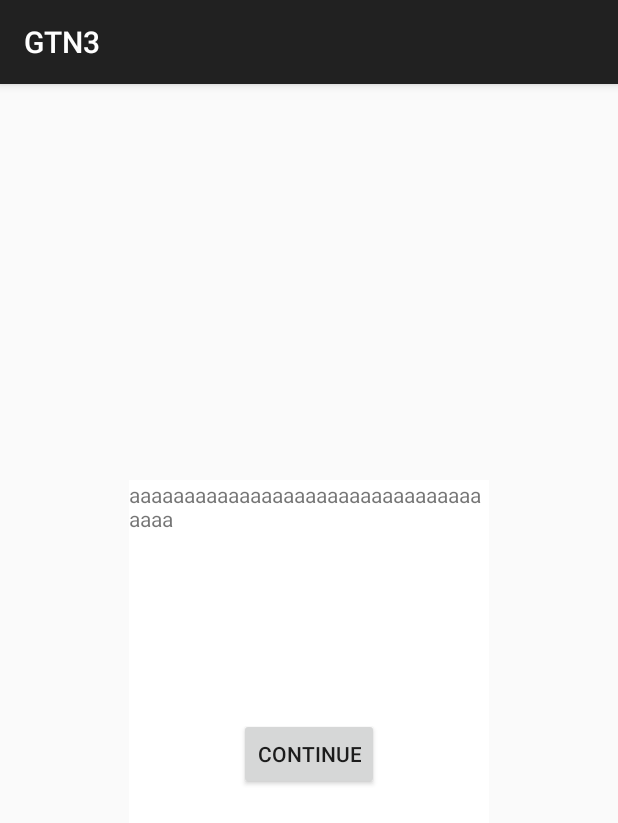
After one commit to Nouhelgod/GTN3, an Android app built with Jetpack Compose: the PopupComment screen opened directly, with no data from a screen before it, on a phone screen of 412 x 824 dp. The commit adds this screen. Shown: the top 823 px of the screen. Run offline under Robolectric (Android 15) with nearby library versions, the phone set to English and light mode, and no system bars.

Commit message:
28.07.2023

```diff
--- a/app/src/main/AndroidManifest.xml
+++ b/app/src/main/AndroidManifest.xml
@@ -12,6 +12,9 @@
         android:supportsRtl="true"
         android:theme="@style/Theme.GTN3"
         tools:targetApi="31">
+        <activity
+            android:name=".PopupComment"
+            android:exported="false" />
         <activity
             android:name=".TaskActivity"
             android:exported="false" />
@@ -35,4 +38,5 @@
             </intent-filter>
         </activity>
     </application>
+
 </manifest>
--- /dev/null
+++ b/app/src/main/java/com/colada/gtn3/PopupComment.kt
@@ -0,0 +1,38 @@
+package com.colada.gtn3
+
+import android.animation.ArgbEvaluator
+import android.animation.ValueAnimator
+import android.content.Context
+import android.graphics.Color
+import android.graphics.drawable.ColorDrawable
+import androidx.appcompat.app.AppCompatActivity
+import android.os.Bundle
+import android.view.LayoutInflater
+import android.view.ViewGroup
+import android.widget.PopupWindow
+import android.widget.TextView
+import androidx.core.graphics.ColorUtils
+
+class PopupComment : AppCompatActivity() {
+    private var popupText = ""
+    private lateinit var commentTextView: TextView
+
+    override fun onCreate(savedInstanceState: Bundle?) {
+        super.onCreate(savedInstanceState)
+        setContentView(R.layout.activity_popup_comment)
+
+        commentTextView = findViewById(R.id.popup_text)
+
+//        val bundle = intent.extras
+//        popupText = intent?.getStringExtra("popupText").toString()
+//        commentTextView.text = popupText
+
+
+
+
+    }
+
+
+
+
+}
--- /dev/null
+++ b/app/src/main/res/layout/activity_popup_comment.xml
@@ -0,0 +1,33 @@
+<?xml version="1.0" encoding="utf-8"?>
+<androidx.constraintlayout.widget.ConstraintLayout
+    xmlns:android="http://schemas.android.com/apk/res/android"
+    xmlns:app="http://schemas.android.com/apk/res-auto"
+    xmlns:tools="http://schemas.android.com/tools"
+    android:layout_width="240dp"
+    android:layout_height="240dp"
+    android:layout_gravity="center"
+    tools:context=".PopupComment"
+    android:background="@color/cardview_light_background">
+
+    <TextView
+        android:id="@+id/popup_text"
+        android:layout_width="wrap_content"
+        android:layout_height="wrap_content"
+        android:text="aaaaaaaaaaaaaaaaaaaaaaaaaaaaaaaaaaaa"
+        app:layout_constraintEnd_toEndOf="parent"
+        app:layout_constraintStart_toStartOf="parent"
+        app:layout_constraintTop_toTopOf="parent" />
+
+    <Button
+        android:id="@+id/popup_continue_button"
+        android:layout_width="wrap_content"
+        android:layout_height="wrap_content"
+        android:text="continue"
+        app:layout_constraintBottom_toBottomOf="parent"
+        app:layout_constraintEnd_toEndOf="parent"
+        app:layout_constraintHorizontal_bias="0.498"
+        app:layout_constraintStart_toStartOf="parent"
+        app:layout_constraintTop_toBottomOf="@+id/popup_text"
+        app:layout_constraintVertical_bias="0.789" />
+
+</androidx.constraintlayout.widget.ConstraintLayout>
```
Also changed, not shown: app/src/main/java/com/colada/gtn3/TaskActivity.kt (+46 -5 lines), app/src/main/java/com/colada/gtn3/dbhelper.kt (+5 -2 lines), app/src/main/res/layout/activity_task.xml (+1 -14 lines).
